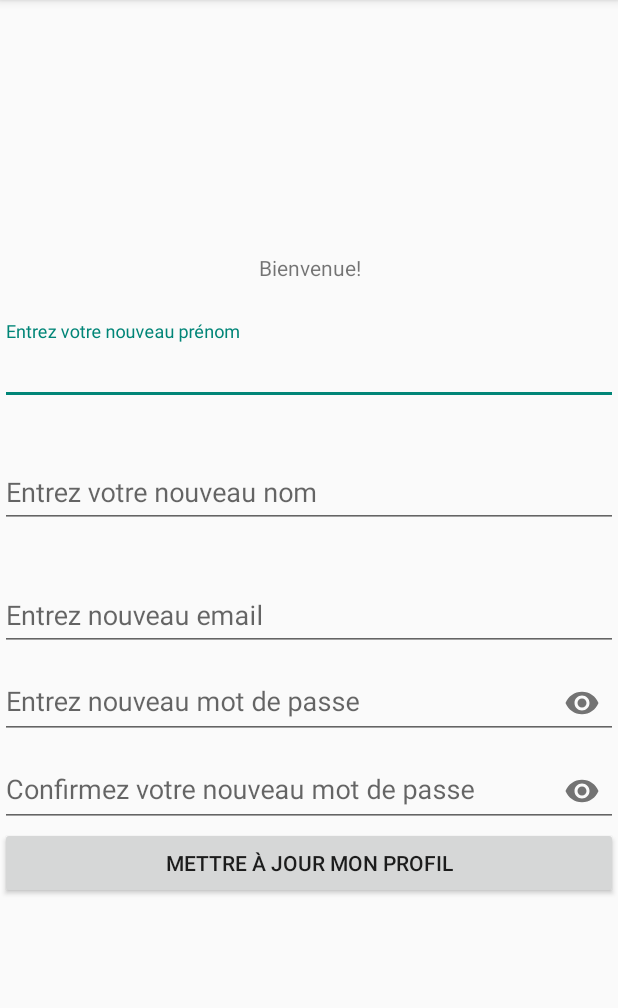
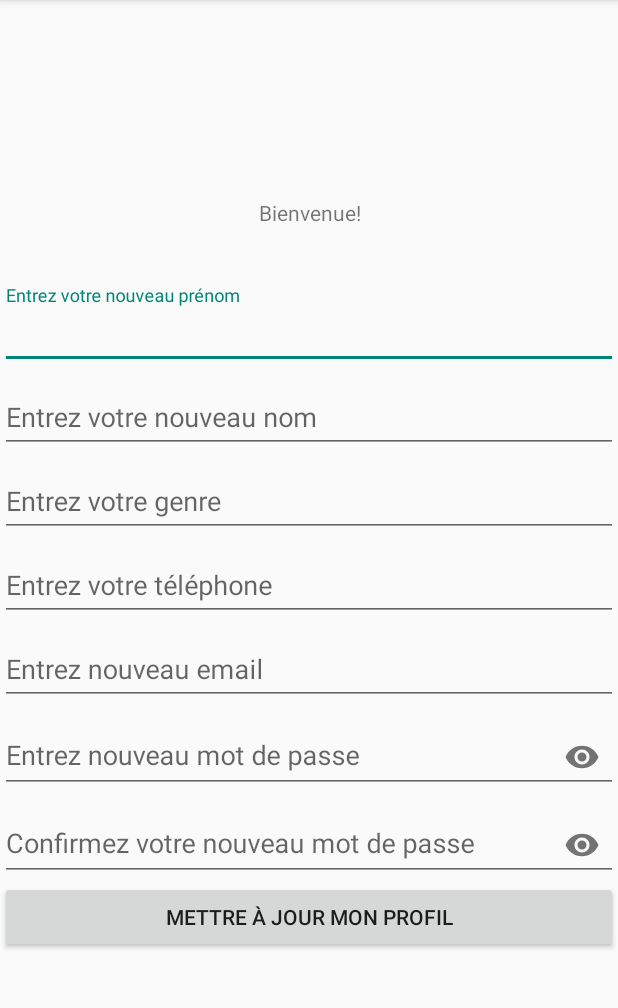
Before and after one commit to 1903606/tp2_v2, an Android app: the GestionProfil screen opened directly, with no data from a screen before it, on a phone screen of 412 x 824 dp, the part 84-1092 px from its top. Run offline under Robolectric (Android 15) with nearby library versions, the phone set to English and light mode, and no system bars; our stand-ins replace Firebase (no records; nobody signed in at launch, a user with empty details on screens opened directly).

Commit message:
Fait: Ajout des 4 clees pour bd, modif et enregistrement en temps reel

```diff
--- a/app/build.gradle.kts
+++ b/app/build.gradle.kts
@@ -23,6 +23,10 @@ android {
             proguardFiles(getDefaultProguardFile("proguard-android-optimize.txt"), "proguard-rules.pro")
         }
     }
+
+    buildFeatures{
+        viewBinding = true
+    }
     compileOptions {
         sourceCompatibility = JavaVersion.VERSION_1_8
         targetCompatibility = JavaVersion.VERSION_1_8
@@ -35,6 +39,7 @@ dependencies {
     implementation("com.google.android.material:material:1.10.0")
     implementation("androidx.constraintlayout:constraintlayout:2.1.4")
     implementation("com.google.firebase:firebase-auth:22.3.0")
+    implementation("com.google.firebase:firebase-database:20.3.0")
     testImplementation("junit:junit:4.13.2")
     androidTestImplementation("androidx.test.ext:junit:1.1.5")
     androidTestImplementation("androidx.test.espresso:espresso-core:3.5.1")
--- a/app/src/main/java/com/example/travailpratique2_v2/GestionProfil.java
+++ b/app/src/main/java/com/example/travailpratique2_v2/GestionProfil.java
@@ -19,15 +19,22 @@ import com.google.android.material.textfield.TextInputEditText;
 import com.google.firebase.auth.AuthResult;
 import com.google.firebase.auth.FirebaseAuth;
 import com.google.firebase.auth.FirebaseUser;
+import com.google.firebase.auth.UserInfo;
 import com.google.firebase.auth.UserProfileChangeRequest;
+import com.google.firebase.database.DataSnapshot;
+import com.google.firebase.database.DatabaseError;
+import com.google.firebase.database.DatabaseReference;
+import com.google.firebase.database.FirebaseDatabase;
+import com.google.firebase.database.ValueEventListener;
 
 public class GestionProfil extends AppCompatActivity {
 
-    TextView bienvenue;
+    TextView tv_bienvenue, tv_prenom,tv_nom;
     FirebaseAuth bdAuth;
 
-    TextInputEditText tiet_courriel, tiet_mdp, tiet_mdp_confirmez, tiet_prenom, tiet_nom;
+    TextInputEditText tiet_courriel, tiet_mdp, tiet_mdp_confirmez, tiet_prenom, tiet_nom,tiet_gender,tiet_telephone;
 
+    private String prenom, nom,gender,telephone;
     Button btn_update_info;
 
     @Override
@@ -35,14 +42,25 @@ public class GestionProfil extends AppCompatActivity {
         super.onCreate(savedInstanceState);
         setContentView(R.layout.activity_gestion_profil);
 
-        bienvenue = findViewById(R.id.bienvenue);
+        tv_bienvenue = findViewById(R.id.bienvenue);
+        tv_prenom = findViewById(R.id.tv_prenom);
+        tv_nom = findViewById(R.id.tv_nom);
+
         btn_update_info = findViewById(R.id.btn_update_info);
         tiet_courriel = findViewById(R.id.tiet_courriel_new);
         tiet_mdp = findViewById(R.id.tiet_mdp_new);
         tiet_mdp_confirmez = findViewById(R.id.tiet_mdp_confirmez_new);
         tiet_prenom = findViewById(R.id.tiet_prenom);
         tiet_nom = findViewById(R.id.tiet_nom);
+        tiet_gender = findViewById(R.id.tiet_gender);
+        tiet_telephone = findViewById(R.id.tiet_telephone);
         bdAuth = FirebaseAuth.getInstance();
+
+        FirebaseUser usager = bdAuth.getCurrentUser();
+        FirebaseAuth authProfile = FirebaseAuth.getInstance();
+        showUserProfile(usager);
+
+
 
         btn_update_info.setOnClickListener(new View.OnClickListener() {
             @Override
@@ -90,8 +108,6 @@ public class GestionProfil extends AppCompatActivity {
 
                 if (Patterns.EMAIL_ADDRESS.matcher(courriel).matches()) {
                     if (mdp.matches(mdp_confirmez) && mdp.length() >= 10) {
-                       // InputMethodManager imm = (InputMethodManager) getSystemService(INPUT_METHOD_SERVICE);
-                        //imm.hideSoftInputFromWindow(getCurrentFocus().getWindowToken(), 0);
                         updateEmail();
 
                     }
@@ -100,6 +116,40 @@ public class GestionProfil extends AppCompatActivity {
 
             }
         });
+
+    }
+
+    private void showUserProfile(FirebaseUser firebaseUser){
+        String userId = firebaseUser.getUid();
+        DatabaseReference referenceProfile = FirebaseDatabase.getInstance().getReference("Registered users");
+        referenceProfile.child(userId).addListenerForSingleValueEvent(new ValueEventListener() {
+            @Override
+            public void onDataChange(@NonNull DataSnapshot snapshot) {
+                User readUserDetails = snapshot.getValue(User.class);
+                if(readUserDetails != null){
+                    prenom = readUserDetails.prenom;
+                    nom = readUserDetails.nom;
+                    gender = readUserDetails.gender;
+                    telephone = readUserDetails.telephone;
+
+                    tv_prenom.setText(prenom);
+                    tv_nom.setText(nom);
+
+                    tiet_prenom.setText(prenom);
+                    tiet_nom.setText(nom);
+                    tiet_gender.setText(gender);
+                    tiet_telephone.setText(telephone);
+
+
+                }
+            }
+
+            @Override
+            public void onCancelled(@NonNull DatabaseError error) {
+                Toast.makeText(GestionProfil.this, "Erreur de database", Toast.LENGTH_SHORT).show();
+            }
+        });
+
 
     }
 
--- a/app/src/main/res/layout/activity_gestion_profil.xml
+++ b/app/src/main/res/layout/activity_gestion_profil.xml
@@ -17,12 +17,30 @@
 
     </TextView>
 
+    <TextView
+        android:id="@+id/tv_prenom"
+        android:layout_width="match_parent"
+        android:layout_height="wrap_content"
+        android:gravity="center"
+        android:text="">
+
+    </TextView>
+    <TextView
+        android:id="@+id/tv_nom"
+        android:layout_width="match_parent"
+        android:layout_height="wrap_content"
+        android:gravity="center"
+        android:text="">
+
+    </TextView>
+
+
     <com.google.android.material.textfield.TextInputLayout
         android:id="@+id/til_prenom"
         android:layout_width="match_parent"
         android:layout_height="wrap_content"
-        android:layout_marginTop="26dp"
-        android:hint="@string/entrez_votre_newprenom">
+        android:hint="@string/entrez_votre_newprenom"
+        android:orientation="vertical">
 
         <com.google.android.material.textfield.TextInputEditText
             android:id="@+id/tiet_prenom"
@@ -30,14 +48,13 @@
             android:layout_height="wrap_content"
             android:inputType="text"
             android:maxLines="2"
-            />
+            android:layout_weight="1" />
     </com.google.android.material.textfield.TextInputLayout>
 
     <com.google.android.material.textfield.TextInputLayout
         android:id="@+id/til_nom"
         android:layout_width="match_parent"
         android:layout_height="wrap_content"
-        android:layout_marginTop="26dp"
         android:hint="@string/entrez_votre_new_nom">
 
         <com.google.android.material.textfield.TextInputEditText
@@ -46,17 +63,42 @@
             android:layout_height="wrap_content"
             android:inputType="text"
             android:maxLines="2"
-            />
+            android:layout_weight="1" />
+    </com.google.android.material.textfield.TextInputLayout>
+    <com.google.android.material.textfield.TextInputLayout
+        android:id="@+id/til_gender"
+        android:layout_width="match_parent"
+        android:layout_height="wrap_content"
+        android:hint="@string/entrez_votre_genre">
+
+        <com.google.android.material.textfield.TextInputEditText
+            android:id="@+id/tiet_gender"
+            android:layout_width="match_parent"
+            android:layout_height="wrap_content"
+            android:inputType="text"
+            android:maxLines="2"
+            android:layout_weight="1" />
     </com.google.android.material.textfield.TextInputLayout>
 
+    <com.google.android.material.textfield.TextInputLayout
+        android:id="@+id/til_telephone"
+        android:layout_width="match_parent"
+        android:layout_height="wrap_content"
+        android:hint="@string/entrez_votre_telephone">
 
-
+        <com.google.android.material.textfield.TextInputEditText
+            android:id="@+id/tiet_telephone"
+            android:layout_width="match_parent"
+            android:layout_height="wrap_content"
+            android:inputType="text"
+            android:maxLines="2"
+            android:layout_weight="1" />
+    </com.google.android.material.textfield.TextInputLayout>
 
     <com.google.android.material.textfield.TextInputLayout
         android:id="@+id/til_courriel"
         android:layout_width="match_parent"
         android:layout_height="wrap_content"
-        android:layout_marginTop="26dp"
         android:hint="@string/entrez_new_email">
 
         <com.google.android.material.textfield.TextInputEditText
@@ -65,7 +107,7 @@
             android:layout_height="wrap_content"
             android:inputType="textEmailAddress"
             android:maxLines="1"
-            />
+            android:layout_weight="1" />
     </com.google.android.material.textfield.TextInputLayout>
 
     <com.google.android.material.textfield.TextInputLayout
@@ -79,8 +121,9 @@
             android:id="@+id/tiet_mdp_new"
             android:layout_width="match_parent"
             android:layout_height="wrap_content"
+            android:layout_weight="1"
             android:inputType="textPassword"
-            android:maxLines="1"/>
+            android:maxLines="1" />
 
 
     </com.google.android.material.textfield.TextInputLayout>
@@ -97,7 +140,8 @@
             android:layout_width="match_parent"
             android:layout_height="wrap_content"
             android:inputType="textPassword"
-            android:maxLines="1"/>
+            android:maxLines="1"
+            android:layout_weight="1" />
 
 
     </com.google.android.material.textfield.TextInputLayout>
--- a/app/src/main/res/values/strings.xml
+++ b/app/src/main/res/values/strings.xml
@@ -17,4 +17,6 @@
     <string name="entrez_votre_nom">Entrez votre nom</string>
     <string name="entrez_votre_newprenom">Entrez votre nouveau prénom</string>
     <string name="entrez_votre_new_nom">Entrez votre nouveau nom</string>
+    <string name="entrez_votre_telephone">Entrez votre téléphone</string>
+    <string name="entrez_votre_genre">Entrez votre genre</string>
 </resources>
```
Also changed, not shown: app/src/main/java/com/example/travailpratique2_v2/Register.java (+37 -9 lines), app/src/main/java/com/example/travailpratique2_v2/User.java (+55 -0 lines), app/src/main/res/layout/activity_register.xml (+33 -0 lines).
